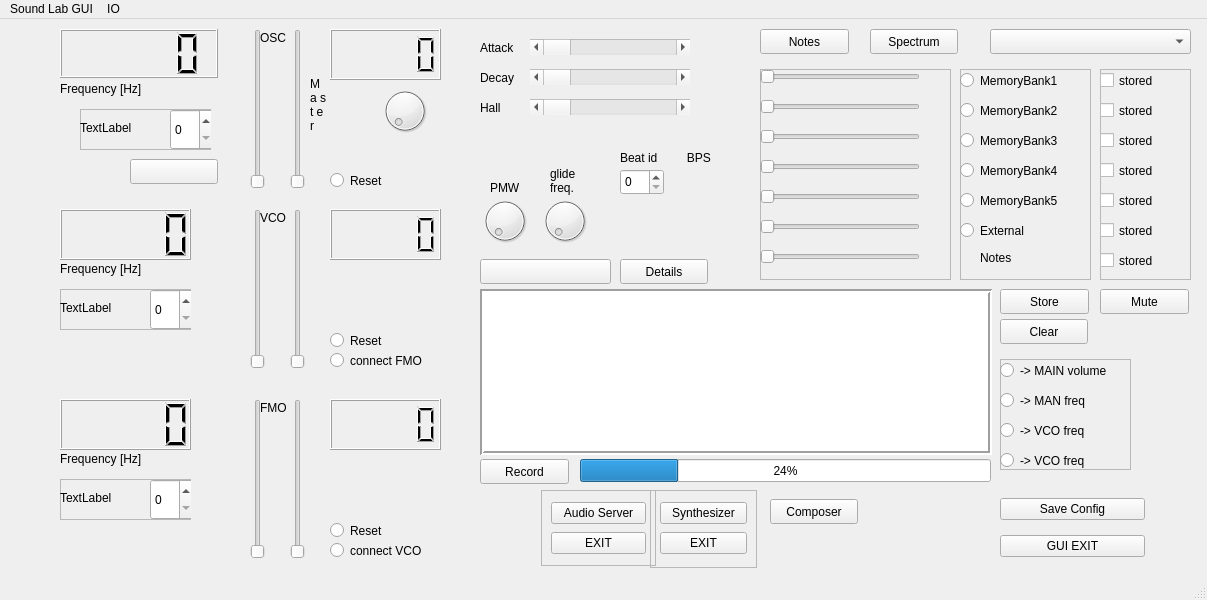
The window that OceanGUI/mainwindow.ui (uglasmeyer/ocean) describes before a commit, drawn with Qt 5.
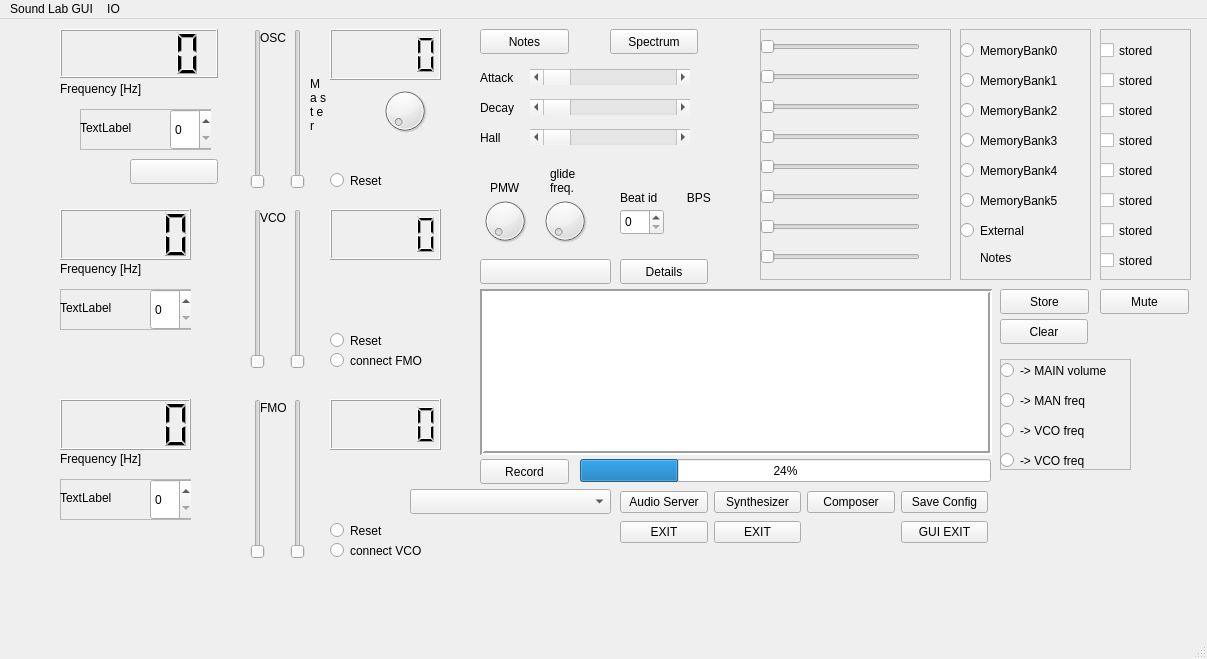
The same window after the commit.

The edit to the form file:
```diff
--- a/OceanGUI/mainwindow.ui
+++ b/OceanGUI/mainwindow.ui
@@ -7,7 +7,7 @@
     <x>0</x>
     <y>0</y>
     <width>1207</width>
-    <height>600</height>
+    <height>659</height>
    </rect>
   </property>
   <property name="palette">
@@ -492,7 +492,7 @@
      <number>1</number>
     </property>
     <property name="maximum">
-     <number>1000</number>
+     <number>3520</number>
     </property>
     <property name="pageStep">
      <number>12</number>
@@ -720,7 +720,7 @@
      <rect>
       <x>330</x>
       <y>500</y>
-      <width>112</width>
+      <width>113</width>
       <height>23</height>
      </rect>
     </property>
@@ -732,9 +732,9 @@
     <property name="geometry">
      <rect>
       <x>960</x>
-      <y>50</y>
+      <y>10</y>
       <width>131</width>
-      <height>211</height>
+      <height>251</height>
      </rect>
     </property>
     <property name="frameShape">
@@ -747,7 +747,7 @@
      <property name="geometry">
       <rect>
        <x>0</x>
-       <y>0</y>
+       <y>40</y>
        <width>121</width>
        <height>23</height>
       </rect>
@@ -760,7 +760,7 @@
      <property name="geometry">
       <rect>
        <x>0</x>
-       <y>30</y>
+       <y>70</y>
        <width>121</width>
        <height>23</height>
       </rect>
@@ -773,7 +773,7 @@
      <property name="geometry">
       <rect>
        <x>0</x>
-       <y>60</y>
+       <y>100</y>
        <width>121</width>
        <height>23</height>
       </rect>
@@ -786,7 +786,7 @@
      <property name="geometry">
       <rect>
        <x>20</x>
-       <y>180</y>
+       <y>220</y>
        <width>66</width>
        <height>17</height>
       </rect>
@@ -799,7 +799,7 @@
      <property name="geometry">
       <rect>
        <x>0</x>
-       <y>150</y>
+       <y>190</y>
        <width>121</width>
        <height>23</height>
       </rect>
@@ -812,7 +812,7 @@
      <property name="geometry">
       <rect>
        <x>0</x>
-       <y>90</y>
+       <y>130</y>
        <width>121</width>
        <height>23</height>
       </rect>
@@ -825,7 +825,7 @@
      <property name="geometry">
       <rect>
        <x>0</x>
-       <y>120</y>
+       <y>160</y>
        <width>121</width>
        <height>23</height>
       </rect>
@@ -834,14 +834,27 @@
       <string>MemoryBank5</string>
      </property>
     </widget>
+    <widget class="QRadioButton" name="rb_bank0">
+     <property name="geometry">
+      <rect>
+       <x>0</x>
+       <y>10</y>
+       <width>121</width>
+       <height>23</height>
+      </rect>
+     </property>
+     <property name="text">
+      <string>MemoryBank0</string>
+     </property>
+    </widget>
    </widget>
    <widget class="QFrame" name="frame_2">
     <property name="geometry">
      <rect>
       <x>760</x>
-      <y>50</y>
+      <y>10</y>
       <width>191</width>
-      <height>211</height>
+      <height>251</height>
      </rect>
     </property>
     <property name="frameShape">
@@ -854,7 +867,7 @@
      <property name="geometry">
       <rect>
        <x>0</x>
-       <y>0</y>
+       <y>40</y>
        <width>160</width>
        <height>16</height>
       </rect>
@@ -867,7 +880,7 @@
      <property name="geometry">
       <rect>
        <x>0</x>
-       <y>30</y>
+       <y>70</y>
        <width>160</width>
        <height>16</height>
       </rect>
@@ -880,7 +893,7 @@
      <property name="geometry">
       <rect>
        <x>0</x>
-       <y>60</y>
+       <y>100</y>
        <width>160</width>
        <height>16</height>
       </rect>
@@ -893,7 +906,7 @@
      <property name="geometry">
       <rect>
        <x>0</x>
-       <y>90</y>
+       <y>130</y>
        <width>160</width>
        <height>16</height>
       </rect>
@@ -909,7 +922,7 @@
      <property name="geometry">
       <rect>
        <x>0</x>
-       <y>120</y>
+       <y>160</y>
        <width>160</width>
        <height>16</height>
       </rect>
@@ -922,7 +935,7 @@
      <property name="geometry">
       <rect>
        <x>0</x>
-       <y>150</y>
+       <y>190</y>
        <width>160</width>
        <height>16</height>
       </rect>
@@ -935,7 +948,20 @@
      <property name="geometry">
       <rect>
        <x>0</x>
-       <y>180</y>
+       <y>220</y>
+       <width>160</width>
+       <height>16</height>
+      </rect>
+     </property>
+     <property name="orientation">
+      <enum>Qt::Horizontal</enum>
+     </property>
+    </widget>
+    <widget class="QSlider" name="Slider_mix_vol0">
+     <property name="geometry">
+      <rect>
+       <x>0</x>
+       <y>10</y>
        <width>160</width>
        <height>16</height>
       </rect>
@@ -949,9 +975,9 @@
     <property name="geometry">
      <rect>
       <x>1100</x>
-      <y>50</y>
+      <y>10</y>
       <width>91</width>
-      <height>211</height>
+      <height>251</height>
      </rect>
     </property>
     <property name="frameShape">
@@ -964,7 +990,7 @@
      <property name="geometry">
       <rect>
        <x>0</x>
-       <y>0</y>
+       <y>40</y>
        <width>92</width>
        <height>23</height>
       </rect>
@@ -977,7 +1003,7 @@
      <property name="geometry">
       <rect>
        <x>0</x>
-       <y>30</y>
+       <y>70</y>
        <width>92</width>
        <height>23</height>
       </rect>
@@ -990,7 +1016,7 @@
      <property name="geometry">
       <rect>
        <x>0</x>
-       <y>60</y>
+       <y>100</y>
        <width>92</width>
        <height>23</height>
       </rect>
@@ -1003,7 +1029,7 @@
      <property name="geometry">
       <rect>
        <x>0</x>
-       <y>90</y>
+       <y>130</y>
        <width>92</width>
        <height>23</height>
       </rect>
@@ -1016,7 +1042,7 @@
      <property name="geometry">
       <rect>
        <x>0</x>
-       <y>120</y>
+       <y>160</y>
        <width>92</width>
        <height>23</height>
       </rect>
@@ -1029,7 +1055,7 @@
      <property name="geometry">
       <rect>
        <x>0</x>
-       <y>180</y>
+       <y>220</y>
        <width>92</width>
        <height>23</height>
       </rect>
@@ -1042,7 +1068,20 @@
      <property name="geometry">
       <rect>
        <x>0</x>
-       <y>150</y>
+       <y>190</y>
+       <width>92</width>
+       <height>23</height>
+      </rect>
+     </property>
+     <property name="text">
+      <string>stored</string>
+     </property>
+    </widget>
+    <widget class="QCheckBox" name="cb_0">
+     <property name="geometry">
+      <rect>
+       <x>0</x>
+       <y>10</y>
        <width>92</width>
        <height>23</height>
       </rect>
@@ -1104,7 +1143,7 @@
    <widget class="QPushButton" name="pB_play_notes">
     <property name="geometry">
      <rect>
-      <x>760</x>
+      <x>480</x>
       <y>10</y>
       <width>89</width>
       <height>25</height>
@@ -1132,7 +1171,7 @@
      <rect>
       <x>330</x>
       <y>520</y>
-      <width>112</width>
+      <width>113</width>
       <height>23</height>
      </rect>
     </property>
@@ -1157,7 +1196,7 @@
     <property name="geometry">
      <rect>
       <x>480</x>
-      <y>50</y>
+      <y>80</y>
       <width>111</width>
       <height>17</height>
      </rect>
@@ -1261,7 +1300,7 @@
     <property name="geometry">
      <rect>
       <x>480</x>
-      <y>20</y>
+      <y>50</y>
       <width>51</width>
       <height>17</height>
      </rect>
@@ -1344,24 +1383,11 @@
      <string>Details</string>
     </property>
    </widget>
-   <widget class="QComboBox" name="cb_external">
-    <property name="geometry">
-     <rect>
-      <x>990</x>
-      <y>10</y>
-      <width>201</width>
-      <height>25</height>
-     </rect>
-    </property>
-    <property name="editable">
-     <bool>false</bool>
-    </property>
-   </widget>
    <widget class="QScrollBar" name="hs_hall_effect">
     <property name="geometry">
      <rect>
       <x>530</x>
-      <y>80</y>
+      <y>110</y>
       <width>160</width>
       <height>16</height>
      </rect>
@@ -1383,7 +1409,7 @@
     <property name="geometry">
      <rect>
       <x>480</x>
-      <y>80</y>
+      <y>110</y>
       <width>66</width>
       <height>17</height>
      </rect>
@@ -1396,7 +1422,7 @@
     <property name="geometry">
      <rect>
       <x>530</x>
-      <y>50</y>
+      <y>80</y>
       <width>160</width>
       <height>16</height>
      </rect>
@@ -1418,7 +1444,7 @@
     <property name="geometry">
      <rect>
       <x>530</x>
-      <y>20</y>
+      <y>50</y>
       <width>160</width>
       <height>16</height>
      </rect>
@@ -1452,7 +1478,7 @@
    <widget class="QPushButton" name="pB_Specrum">
     <property name="geometry">
      <rect>
-      <x>870</x>
+      <x>610</x>
       <y>10</y>
       <width>88</width>
       <height>25</height>
@@ -1466,7 +1492,7 @@
     <property name="geometry">
      <rect>
       <x>620</x>
-      <y>150</y>
+      <y>190</y>
       <width>44</width>
       <height>26</height>
      </rect>
@@ -1621,7 +1647,7 @@
     <property name="geometry">
      <rect>
       <x>620</x>
-      <y>130</y>
+      <y>170</y>
       <width>66</width>
       <height>17</height>
      </rect>
@@ -1633,7 +1659,7 @@
    <widget class="QLabel" name="Bps">
     <property name="geometry">
      <rect>
-      <x>720</x>
+      <x>680</x>
       <y>190</y>
       <width>31</width>
       <height>31</height>
@@ -1655,7 +1681,7 @@
     <property name="geometry">
      <rect>
       <x>680</x>
-      <y>130</y>
+      <y>170</y>
       <width>31</width>
       <height>17</height>
      </rect>
@@ -1699,24 +1725,72 @@
      <string/>
     </property>
    </widget>
-   <widget class="QWidget" name="layoutWidget">
+   <widget class="QComboBox" name="cb_external">
     <property name="geometry">
      <rect>
-      <x>1000</x>
+      <x>410</x>
       <y>470</y>
-      <width>145</width>
-      <height>78</height>
+      <width>201</width>
+      <height>25</height>
      </rect>
     </property>
-    <layout class="QVBoxLayout" name="verticalLayout_2">
-     <item>
+    <property name="editable">
+     <bool>false</bool>
+    </property>
+   </widget>
+   <widget class="QWidget" name="">
+    <property name="geometry">
+     <rect>
+      <x>620</x>
+      <y>470</y>
+      <width>368</width>
+      <height>58</height>
+     </rect>
+    </property>
+    <layout class="QGridLayout" name="gridLayout">
+     <item row="0" column="1">
+      <widget class="QPushButton" name="pBSynthesizer">
+       <property name="text">
+        <string>Synthesizer</string>
+       </property>
+      </widget>
+     </item>
+     <item row="1" column="0">
+      <widget class="QPushButton" name="pBAudioServerExit">
+       <property name="text">
+        <string>EXIT</string>
+       </property>
+      </widget>
+     </item>
+     <item row="1" column="1">
+      <widget class="QPushButton" name="pBSynthesizerExit">
+       <property name="text">
+        <string>EXIT</string>
+       </property>
+      </widget>
+     </item>
+     <item row="0" column="0">
+      <widget class="QPushButton" name="pBAudioServer">
+       <property name="text">
+        <string>Audio Server</string>
+       </property>
+      </widget>
+     </item>
+     <item row="0" column="3">
+      <widget class="QPushButton" name="pBComposer">
+       <property name="text">
+        <string>Composer</string>
+       </property>
+      </widget>
+     </item>
+     <item row="0" column="4">
       <widget class="QPushButton" name="pB_Save">
        <property name="text">
         <string>Save Config</string>
        </property>
       </widget>
      </item>
-     <item>
+     <item row="1" column="4">
       <widget class="QPushButton" name="pushButton_3">
        <property name="text">
         <string>GUI EXIT</string>
@@ -1725,87 +1799,6 @@
      </item>
     </layout>
    </widget>
-   <widget class="QPushButton" name="pBComposer">
-    <property name="geometry">
-     <rect>
-      <x>770</x>
-      <y>480</y>
-      <width>88</width>
-      <height>25</height>
-     </rect>
-    </property>
-    <property name="text">
-     <string>Composer</string>
-    </property>
-   </widget>
-   <widget class="QFrame" name="frame_6">
-    <property name="geometry">
-     <rect>
-      <x>541</x>
-      <y>471</y>
-      <width>115</width>
-      <height>76</height>
-     </rect>
-    </property>
-    <property name="frameShape">
-     <enum>QFrame::StyledPanel</enum>
-    </property>
-    <property name="frameShadow">
-     <enum>QFrame::Raised</enum>
-    </property>
-    <layout class="QVBoxLayout" name="verticalLayout_3">
-     <item>
-      <widget class="QPushButton" name="pBAudioServer">
-       <property name="text">
-        <string>Audio Server</string>
-       </property>
-      </widget>
-     </item>
-     <item>
-      <widget class="QPushButton" name="pBAudioServerExit">
-       <property name="text">
-        <string>EXIT</string>
-       </property>
-      </widget>
-     </item>
-    </layout>
-   </widget>
-   <widget class="QFrame" name="frame_3">
-    <property name="geometry">
-     <rect>
-      <x>650</x>
-      <y>471</y>
-      <width>107</width>
-      <height>78</height>
-     </rect>
-    </property>
-    <property name="frameShape">
-     <enum>QFrame::StyledPanel</enum>
-    </property>
-    <property name="frameShadow">
-     <enum>QFrame::Raised</enum>
-    </property>
-    <layout class="QHBoxLayout" name="horizontalLayout">
-     <item>
-      <layout class="QVBoxLayout" name="verticalLayout">
-       <item>
-        <widget class="QPushButton" name="pBSynthesizer">
-         <property name="text">
-          <string>Synthesizer</string>
-         </property>
-        </widget>
-       </item>
-       <item>
-        <widget class="QPushButton" name="pBSynthesizerExit">
-         <property name="text">
-          <string>EXIT</string>
-         </property>
-        </widget>
-       </item>
-      </layout>
-     </item>
-    </layout>
-   </widget>
   </widget>
   <widget class="QMenuBar" name="menubar">
    <property name="geometry">
```
Left out of the diff: 124 changed lines with no effect on the pictures.
